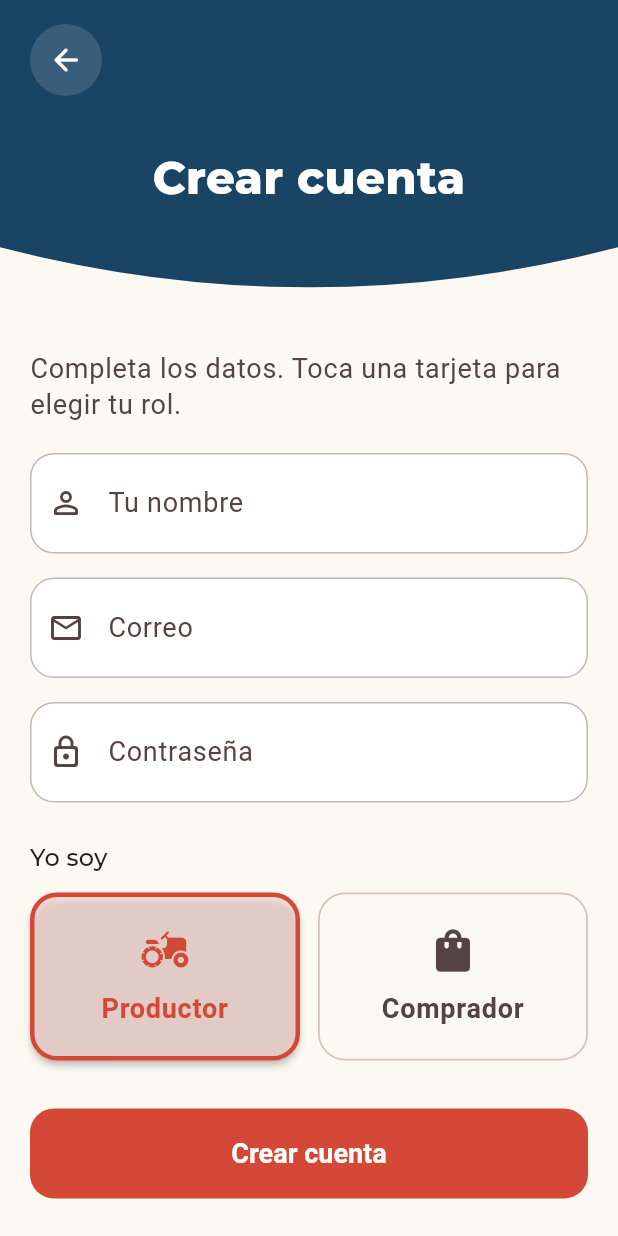
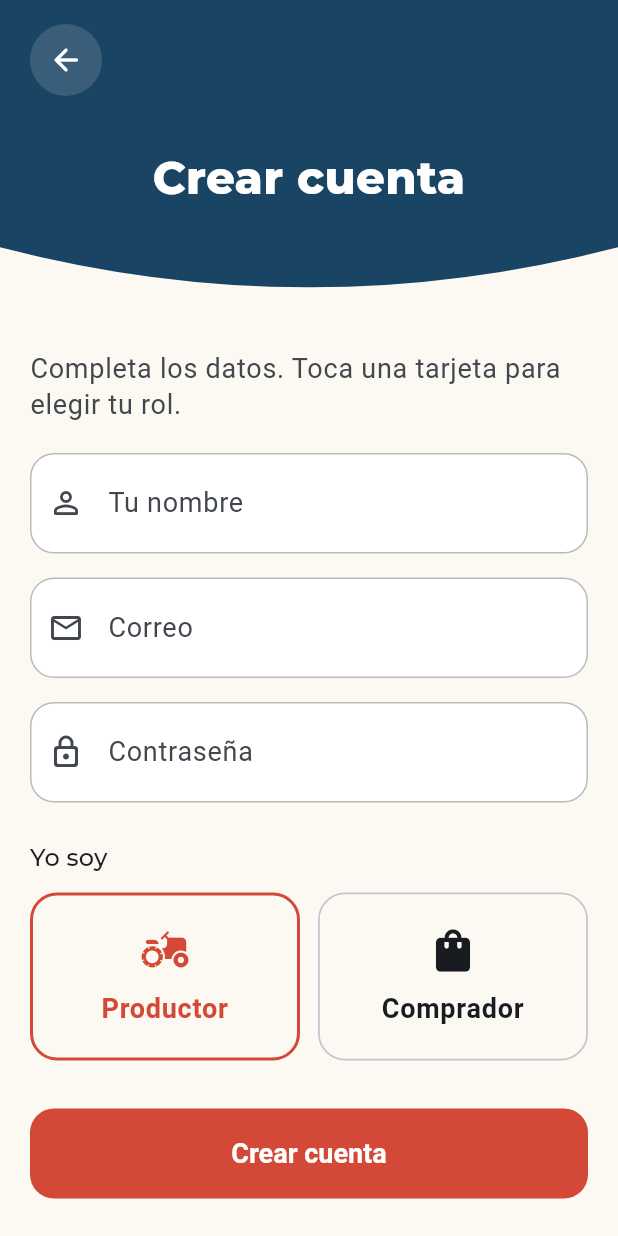
Before and after one commit to Lutright/Sembrapp, a Flutter app: the screen it shows after launch, after a tap on "Entrar", after a tap on "Registrarse", on a phone screen of 412 x 824 dp. Run offline on Flutter 3.47's test engine with Material 3 defaults, Android fonts, the phone set to English and light mode, and no system bars; our stand-ins replace flutter_dotenv, flutter_tts, geolocator, go_router, google_fonts, shared_preferences and 2 more; accounts and stored records are empty.

Commit message:
CAMBIO IMPORTANTE DE COLOR: predomina el azul oscuro, ademas de que se hicieron pequeños ajustes en pantallas previamente trabajadas

```diff
--- a/lib/core/theme/app_theme.dart
+++ b/lib/core/theme/app_theme.dart
@@ -14,11 +14,11 @@ final class AppTheme {
 
   static ThemeData get light {
     final base = ColorScheme.fromSeed(
-      seedColor: _primaryRed,
+      seedColor: _mountainBlue,
       brightness: Brightness.light,
-      primary: _primaryRed,
+      primary: _mountainBlue,
       onPrimary: Colors.white,
-      secondary: _mountainBlue,
+      secondary: _primaryRed,
       onSecondary: Colors.white,
       tertiary: _earthOcre,
       surface: _backgroundCrema,
@@ -57,11 +57,16 @@ final class AppTheme {
 
       // Botones "gigantes" para fácil acceso
       filledButtonTheme: FilledButtonThemeData(
-        style: FilledButton.styleFrom(
-          minimumSize: const Size.fromHeight(60),
-          shape:
-              RoundedRectangleBorder(borderRadius: BorderRadius.circular(16)),
-          textStyle: const TextStyle(fontSize: 18, fontWeight: FontWeight.bold),
+        style: ButtonStyle(
+          backgroundColor: WidgetStateProperty.all(_primaryRed),
+          foregroundColor: WidgetStateProperty.all(Colors.white),
+          minimumSize: WidgetStateProperty.all(const Size.fromHeight(60)),
+          shape: WidgetStateProperty.all(
+            RoundedRectangleBorder(borderRadius: BorderRadius.circular(16)),
+          ),
+          textStyle: WidgetStateProperty.all(
+            const TextStyle(fontSize: 18, fontWeight: FontWeight.bold),
+          ),
         ),
       ),
 
@@ -81,7 +86,7 @@ final class AppTheme {
         ),
         focusedBorder: OutlineInputBorder(
           borderRadius: BorderRadius.circular(16),
-          borderSide: BorderSide(color: base.primary, width: 2.5),
+          borderSide: BorderSide(color: _mountainBlue, width: 2.5),
         ),
       ),
 
--- a/lib/features/auth/screens/login_screen.dart
+++ b/lib/features/auth/screens/login_screen.dart
@@ -75,11 +75,11 @@ class _LoginScreenState extends State<LoginScreen> {
               fit: BoxFit.cover,
               alignment: Alignment.center,
               errorBuilder: (_, __, ___) => ColoredBox(
-                color: cs.secondaryContainer,
+                color: cs.primaryContainer,
                 child: Icon(
                   Icons.landscape_rounded,
                   size: 64,
-                  color: cs.onSecondaryContainer,
+                  color: cs.onPrimaryContainer,
                 ),
               ),
             ),
--- a/lib/features/auth/screens/register_screen.dart
+++ b/lib/features/auth/screens/register_screen.dart
@@ -102,7 +102,7 @@ class _RegisterScreenState extends State<RegisterScreen> {
                 clipper: _OrganicHeaderClipper(),
                 child: Container(
                   height: headerHeight,
-                  color: cs.secondary,
+                  color: cs.primary,
                 ),
               ),
               SafeArea(
@@ -135,7 +135,7 @@ class _RegisterScreenState extends State<RegisterScreen> {
                                       style: GoogleFonts.montserrat(
                                         fontSize: 30,
                                         fontWeight: FontWeight.w800,
-                                        color: cs.onSecondary,
+                                        color: cs.onPrimary,
                                       ),
                                     ),
                                   ),
@@ -148,9 +148,9 @@ class _RegisterScreenState extends State<RegisterScreen> {
                               left: 0,
                               child: IconButton(
                                 onPressed: () => context.pop(),
-                                icon: Icon(Icons.arrow_back_rounded, color: cs.onSecondary),
+                                icon: Icon(Icons.arrow_back_rounded, color: cs.onPrimary),
                                 style: IconButton.styleFrom(
-                                  backgroundColor: cs.onSecondary.withValues(alpha: 0.14),
+                                  backgroundColor: cs.onPrimary.withValues(alpha: 0.14),
                                   minimumSize: const Size(48, 48),
                                   padding: EdgeInsets.zero,
                                 ),
@@ -303,6 +303,9 @@ class _RoleOptionCard extends StatelessWidget {
     required this.onTap,
   });
 
+  static const Color _crema = Color(0xFFFBF9F1);
+  static const Color _rojoManta = Color(0xFFD34836);
+
   final String label;
   final IconData icon;
   final bool selected;
@@ -311,18 +314,16 @@ class _RoleOptionCard extends StatelessWidget {
   @override
   Widget build(BuildContext context) {
     final cs = Theme.of(context).colorScheme;
-    final borderColor = selected ? cs.primary : cs.outlineVariant;
-    final bgColor = selected
-        ? cs.primaryContainer.withValues(alpha: 0.6)
-        : cs.surface;
-    final fgColor = selected ? cs.primary : cs.onSurfaceVariant;
+    final borderColor = selected ? _rojoManta : cs.outlineVariant;
+    const bgColor = _crema;
+    final fgColor = selected ? _rojoManta : cs.onSurface;
 
     return Material(
       color: bgColor,
-      elevation: selected ? 2 : 0,
+      elevation: 0,
       shape: RoundedRectangleBorder(
         borderRadius: BorderRadius.circular(18),
-        side: BorderSide(color: borderColor, width: selected ? 3 : 1.2),
+        side: BorderSide(color: borderColor, width: selected ? 2.0 : 1.2),
       ),
       child: InkWell(
         borderRadius: BorderRadius.circular(18),
--- a/lib/features/comercializacion/screens/marketplace_screen.dart
+++ b/lib/features/comercializacion/screens/marketplace_screen.dart
@@ -47,9 +47,9 @@ class _HeaderAction extends StatelessWidget {
         padding: const EdgeInsets.symmetric(horizontal: 16, vertical: 8),
         child: Column(
           children: [
-            Icon(icon, size: 36, color: cs.onSecondary),
+            Icon(icon, size: 36, color: cs.onPrimary),
             const SizedBox(height: 6),
-            Text(label, style: Theme.of(context).textTheme.labelSmall?.copyWith(color: cs.onSecondary, fontWeight: FontWeight.bold)),
+            Text(label, style: Theme.of(context).textTheme.labelSmall?.copyWith(color: cs.onPrimary, fontWeight: FontWeight.bold)),
           ],
         ),
       ),
@@ -464,7 +464,7 @@ class _MarketplaceScreenState extends State<MarketplaceScreen> {
             height: 250,
             child: ClipPath(
               clipper: _OrganicHeaderClipper(),
-              child: Container(color: cs.secondary),
+              child: Container(color: cs.primary),
             ),
           ),
           SafeArea(
--- a/lib/features/location/location_gate_screen.dart
+++ b/lib/features/location/location_gate_screen.dart
@@ -159,7 +159,7 @@ class _LocationGateScreenState extends State<LocationGateScreen> {
                             clipper: _OrganicHeaderClipper(),
                             child: Container(
                               height: headerHeight,
-                              color: cs.tertiary,
+                              color: const Color(0xFF1A4463),
                             ),
                           ),
                           SafeArea(
--- a/lib/features/splash/splash_screen.dart
+++ b/lib/features/splash/splash_screen.dart
@@ -70,7 +70,7 @@ class _SplashScreenState extends State<SplashScreen>
               Container(
                 padding: const EdgeInsets.all(28),
                 decoration: BoxDecoration(
-                  color: cs.primaryContainer.withValues(alpha: 0.4),
+                  color: const Color(0xFF1A4463).withValues(alpha: 0.12),
                   shape: BoxShape.circle,
                 ),
                 child: FadeTransition(
```
Also changed, not shown: lib/features/auth/screens/forgot_password_screen.dart (+4 -4 lines), lib/features/comercializacion/screens/comercializacion_ordenes_screen.dart (+12 -9 lines), lib/features/comercializacion/screens/tienda_campesino_screen.dart (+12 -9 lines), lib/features/profile/screens/profile_screen.dart (+29 -18 lines).
